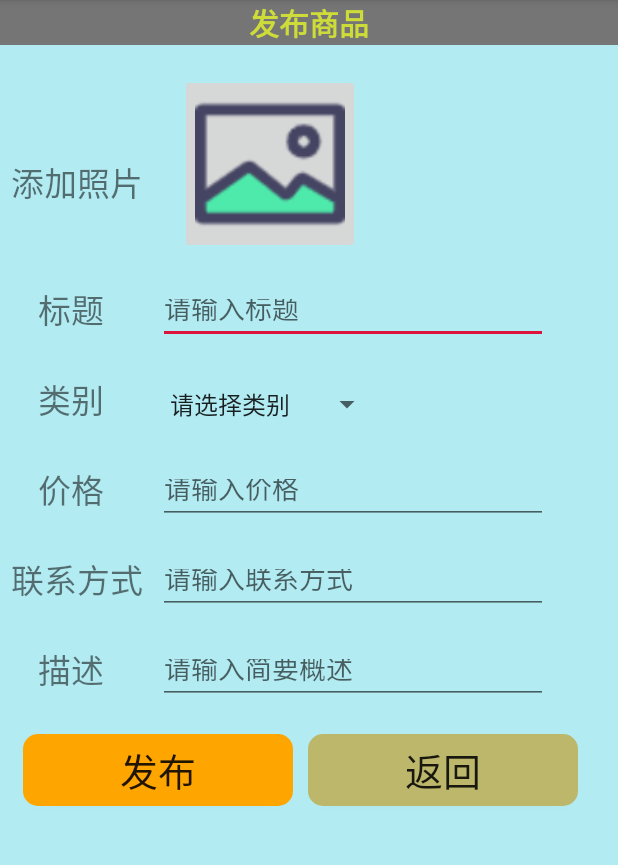
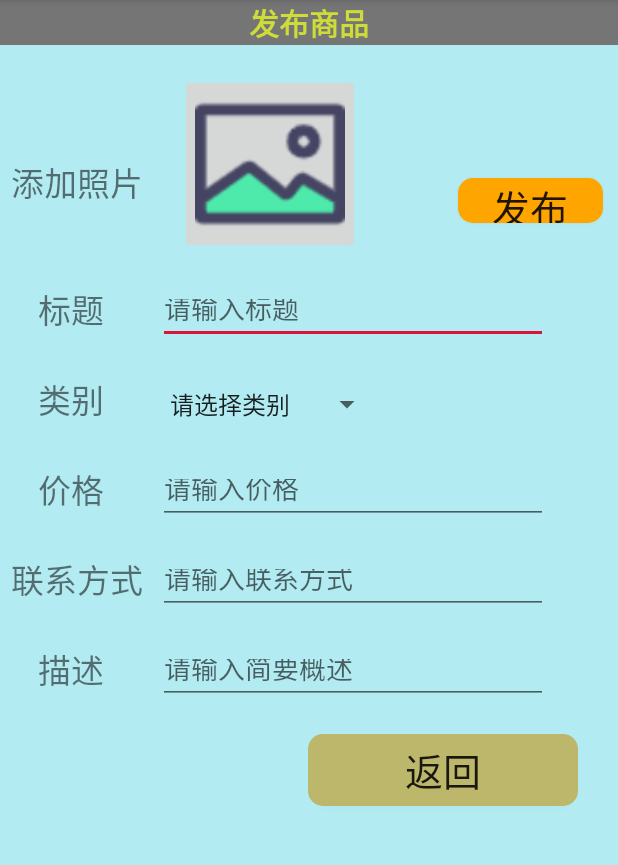
Before and after one commit to github0524/CampusTransaction, an Android app: the AddCommodityActivity screen opened directly, with no data from a screen before it, on a phone screen of 412 x 824 dp, the part 84-949 px from its top. Run offline under Robolectric (Android 15) with nearby library versions, the phone set to English and light mode, and no system bars.

```diff
--- a/app/src/main/java/com/leaf/collegeidleapp/util/CommodityDbHelper.java
+++ b/app/src/main/java/com/leaf/collegeidleapp/util/CommodityDbHelper.java
@@ -14,7 +14,7 @@ import java.util.List;
 
 /**
  * 商品数据库连接类
- * @author : autumn_leaf
+ *
  */
 public class CommodityDbHelper extends SQLiteOpenHelper {
 
--- a/app/src/main/java/com/leaf/collegeidleapp/util/MyCollectionDbHelper.java
+++ b/app/src/main/java/com/leaf/collegeidleapp/util/MyCollectionDbHelper.java
@@ -13,7 +13,7 @@ import java.util.List;
 
 /**
  * 我的收藏数据库连接类
- * @author autumn_leaf
+
  */
 public class MyCollectionDbHelper extends SQLiteOpenHelper {
 
--- a/app/src/main/java/com/leaf/collegeidleapp/util/ReviewDbHelper.java
+++ b/app/src/main/java/com/leaf/collegeidleapp/util/ReviewDbHelper.java
@@ -12,7 +12,7 @@ import java.util.LinkedList;
 
 /**
  * 评论/留言数据库连接类
- * @author autumn_leaf
+ *
  */
 public class ReviewDbHelper extends SQLiteOpenHelper {
 
--- a/app/src/main/java/com/leaf/collegeidleapp/util/StudentDbHelper.java
+++ b/app/src/main/java/com/leaf/collegeidleapp/util/StudentDbHelper.java
@@ -12,7 +12,7 @@ import java.util.LinkedList;
 
 /**
  * 学生数据库连接类
- * @author : autumn_leaf
+ *
  */
 public class StudentDbHelper extends SQLiteOpenHelper {
 
--- a/app/src/main/java/com/leaf/collegeidleapp/util/UserDbHelper.java
+++ b/app/src/main/java/com/leaf/collegeidleapp/util/UserDbHelper.java
@@ -12,7 +12,7 @@ import java.util.LinkedList;
 
 /**
  * 用户数据库连接类
- * @author : autumn_leaf
+ *
  */
 public class UserDbHelper extends SQLiteOpenHelper {
 
--- a/app/src/main/res/layout/activity_add_commodity.xml
+++ b/app/src/main/res/layout/activity_add_commodity.xml
@@ -13,16 +13,17 @@
         android:layout_height="wrap_content"
         android:gravity="center_horizontal"
         android:background="@color/colorGray"/>
+
     <TextView
         android:id="@+id/tv_student_id"
         android:layout_width="match_parent"
         android:layout_height="wrap_content"
         android:layout_below="@id/tv_publish_info"
-        android:textSize="8sp"
-        android:textColor="@color/colorBlack"
         android:layout_marginTop="8dp"
         android:gravity="center_horizontal"
-        android:textStyle="italic"/>
+        android:textColor="@color/colorBlack"
+        android:textSize="8sp"
+        android:textStyle="italic" />
     <TextView
         android:id="@+id/tv_add_photo"
         android:layout_width="100dp"
@@ -144,15 +145,16 @@
 
     <Button
         android:id="@+id/btn_publish"
-        android:layout_width="180dp"
-        android:layout_height="wrap_content"
-        android:layout_below="@+id/tv_description"
-        android:layout_marginLeft="15dp"
-        android:layout_marginTop="20dp"
+        android:layout_width="101dp"
+        android:layout_height="30dp"
+        android:layout_below="@+id/tv_student_id"
+        android:layout_marginLeft="305dp"
+        android:layout_marginTop="69dp"
         android:layout_marginRight="10dp"
         android:background="@drawable/btn_publish"
         android:text="发布"
         android:textSize="25sp" />
+
     <Button
         android:id="@+id/btn_back"
         android:layout_width="180dp"
--- a/app/src/main/res/layout/activity_commodity_type.xml
+++ b/app/src/main/res/layout/activity_commodity_type.xml
@@ -37,10 +37,11 @@
         android:layout_below="@+id/tv_type"
         android:background="@color/colorBlack"
         android:layout_marginTop="5dp"/>
+
     <ListView
         android:id="@+id/list_commodity"
         android:layout_width="match_parent"
         android:layout_height="match_parent"
         android:layout_below="@+id/view"
-        android:layout_marginTop="10dp"/>
+        android:layout_marginTop="10dp" />
 </RelativeLayout>
```
